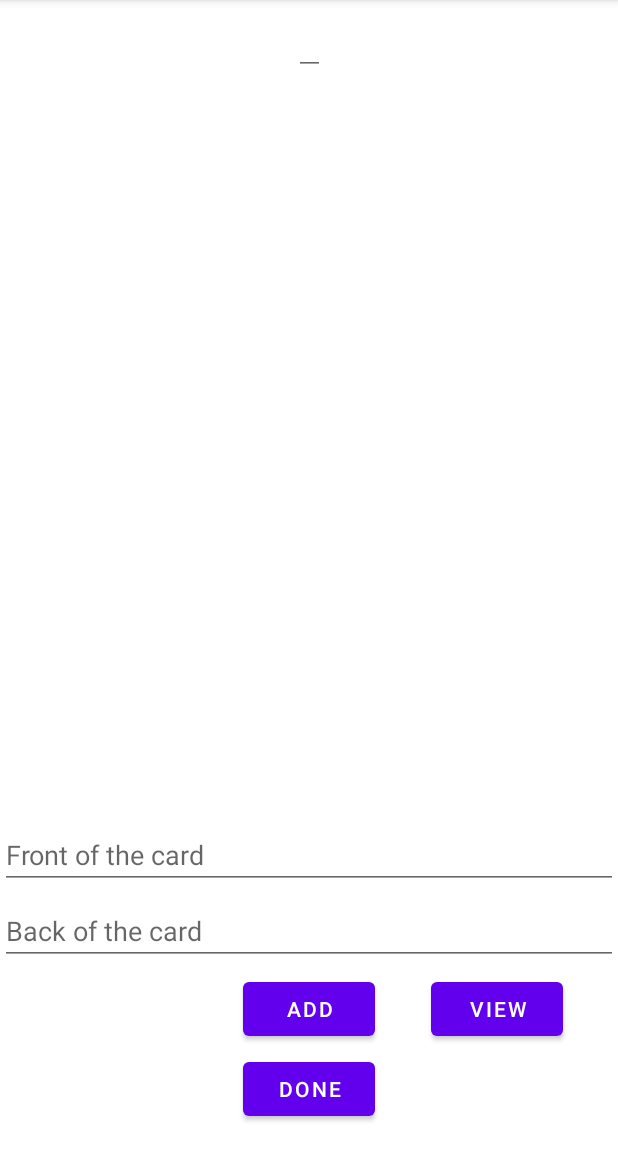
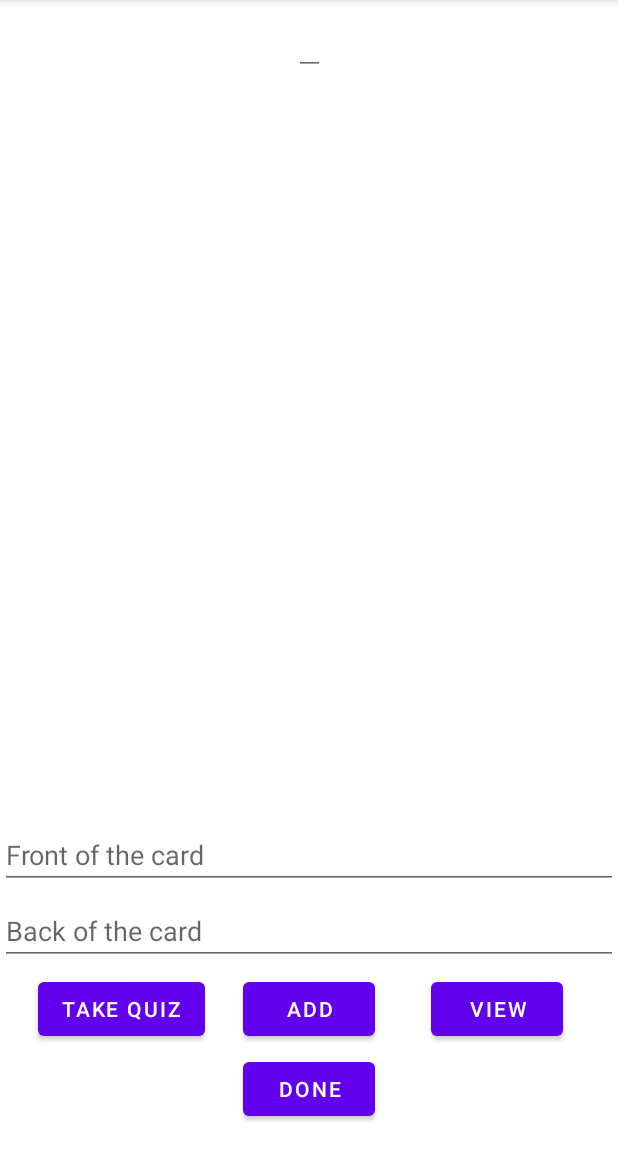
Before and after one commit to Codepath-Android-Group20/Flashy, an Android app: the CollectionActivity screen opened directly, with no data from a screen before it, on a phone screen of 412 x 824 dp, the part 84-1236 px from its top. Run offline under Robolectric (Android 15) with nearby library versions, the phone set to English and light mode, and no system bars; libraries missing offline, so code that uses them is left out: com.parse; 7 statements that could not run were skipped.

Commit message:
create-quiz

```diff
--- a/app/src/main/res/layout/activity_collection.xml
+++ b/app/src/main/res/layout/activity_collection.xml
@@ -66,6 +66,16 @@
         app:layout_constraintStart_toStartOf="parent"
         app:layout_constraintTop_toBottomOf="@+id/btnAdd" />
 
+    <Button
+        android:id="@+id/btn_quiz"
+        android:layout_width="wrap_content"
+        android:layout_height="wrap_content"
+        android:layout_marginTop="5dp"
+        android:text="Take Quiz"
+        app:layout_constraintEnd_toStartOf="@+id/btnAdd"
+        app:layout_constraintStart_toStartOf="parent"
+        app:layout_constraintTop_toBottomOf="@+id/etBack" />
+
     <EditText
         android:id="@+id/etCollectionName"
         android:layout_width="wrap_content"
```
